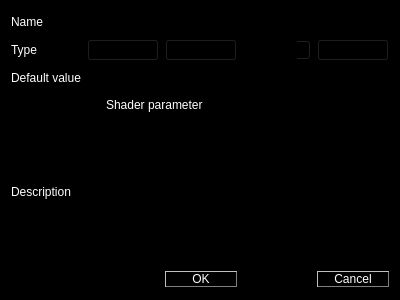
Before: the Qt Designer form src/application-qt4/block_input_output.ui in luisbarrancos/shrimp, drawn with Qt 5.
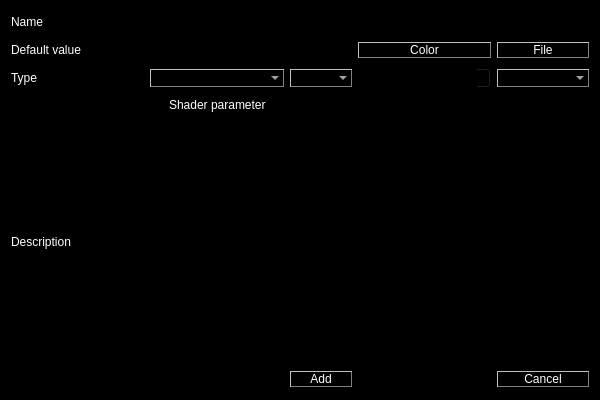
After: the same form once the commit is applied.

Commit message: ENH: implemented more dialogs

The edit to the form file:
```diff
--- a/src/application-qt4/block_input_output.ui
+++ b/src/application-qt4/block_input_output.ui
@@ -6,8 +6,8 @@
    <rect>
     <x>0</x>
     <y>0</y>
-    <width>400</width>
-    <height>300</height>
+    <width>600</width>
+    <height>400</height>
    </rect>
   </property>
   <property name="windowTitle">
@@ -17,7 +17,7 @@
    <string notr="true">background-color: black;</string>
   </property>
   <layout class="QGridLayout" name="gridLayout">
-   <item row="5" column="4">
+   <item row="6" column="4">
     <widget class="QPushButton" name="cancelButton">
      <property name="styleSheet">
       <string notr="true">QPushButton {
@@ -34,7 +34,7 @@
      </property>
     </widget>
    </item>
-   <item row="5" column="3">
+   <item row="6" column="3">
     <spacer name="horizontalSpacer">
      <property name="orientation">
       <enum>Qt::Horizontal</enum>
@@ -47,7 +47,7 @@
      </property>
     </spacer>
    </item>
-   <item row="5" column="1">
+   <item row="6" column="1">
     <spacer name="horizontalSpacer_2">
      <property name="orientation">
       <enum>Qt::Horizontal</enum>
@@ -60,7 +60,7 @@
      </property>
     </spacer>
    </item>
-   <item row="5" column="2">
+   <item row="6" column="2">
     <widget class="QPushButton" name="okButton">
      <property name="styleSheet">
       <string notr="true">QPushButton {
@@ -73,11 +73,11 @@
  }</string>
      </property>
      <property name="text">
-      <string>OK</string>
+      <string>Add</string>
      </property>
     </widget>
    </item>
-   <item row="5" column="0">
+   <item row="6" column="0">
     <spacer name="horizontalSpacer_3">
      <property name="orientation">
       <enum>Qt::Horizontal</enum>
@@ -97,26 +97,80 @@
      </property>
     </widget>
    </item>
-   <item row="1" column="1">
-    <widget class="QComboBox" name="type1ComboBox"/>
+   <item row="2" column="1">
+    <widget class="QComboBox" name="storageTypeComboBox">
+     <property name="toolTip">
+      <string>Input variable storage type</string>
+     </property>
+     <property name="styleSheet">
+      <string notr="true">QComboBox {
+  color: white;
+  background-color: black;
+  border-style: outset;
+  border-width: 1px;
+  border-color: gray;
+  selection-background-color: orange;
+ }
+ QComboBox:editable {
+  color: white;
+  background: orange;
+ }
+</string>
+     </property>
+    </widget>
    </item>
-   <item row="1" column="2">
-    <widget class="QComboBox" name="type2ComboBox"/>
+   <item row="2" column="2">
+    <widget class="QComboBox" name="typeComboBox">
+     <property name="toolTip">
+      <string>Input type</string>
+     </property>
+     <property name="styleSheet">
+      <string notr="true">QComboBox {
+  color: white;
+  background-color: black;
+  border-style: outset;
+  border-width: 1px;
+  border-color: gray;
+  selection-background-color: orange;
+ }
+ QComboBox:editable {
+  color: white;
+  background: orange;
+ }
+</string>
+     </property>
+    </widget>
    </item>
-   <item row="1" column="3">
-    <widget class="QSpinBox" name="arraySizeSpinBox"/>
+   <item row="2" column="3">
+    <widget class="QSpinBox" name="arraySizeSpinBox">
+     <property name="toolTip">
+      <string>Array size</string>
+     </property>
+    </widget>
    </item>
-   <item row="1" column="4">
-    <widget class="QComboBox" name="arrayTypeComboBox"/>
-   </item>
-   <item row="2" column="1" colspan="2">
-    <widget class="QLineEdit" name="defaultValueLineEdit">
+   <item row="2" column="4">
+    <widget class="QComboBox" name="arrayTypeComboBox">
+     <property name="toolTip">
+      <string>Array type</string>
+     </property>
      <property name="styleSheet">
-      <string notr="true">color: white;</string>
+      <string notr="true">QComboBox {
+  color: white;
+  background-color: black;
+  border-style: outset;
+  border-width: 1px;
+  border-color: gray;
+  selection-background-color: orange;
+ }
+ QComboBox:editable {
+  color: white;
+  background: orange;
+ }
+</string>
      </property>
     </widget>
    </item>
-   <item row="3" column="1" colspan="2">
+   <item row="4" column="1" colspan="2">
     <widget class="QCheckBox" name="shaderParameterCheckBox">
      <property name="styleSheet">
       <string notr="true">color: white;</string>
@@ -126,7 +180,7 @@
      </property>
     </widget>
    </item>
-   <item row="4" column="1" colspan="4">
+   <item row="5" column="1" colspan="4">
     <widget class="QPlainTextEdit" name="descriptionTextEdit">
      <property name="styleSheet">
       <string notr="true">color: white;</string>
@@ -143,7 +197,7 @@
      </property>
     </widget>
    </item>
-   <item row="1" column="0">
+   <item row="2" column="0">
     <widget class="QLabel" name="label_2">
      <property name="styleSheet">
       <string notr="true">color: white;</string>
@@ -153,17 +207,7 @@
      </property>
     </widget>
    </item>
-   <item row="2" column="0">
-    <widget class="QLabel" name="label_3">
-     <property name="styleSheet">
-      <string notr="true">color: white;</string>
-     </property>
-     <property name="text">
-      <string>Default value</string>
-     </property>
-    </widget>
-   </item>
-   <item row="4" column="0">
+   <item row="5" column="0">
     <widget class="QLabel" name="label_4">
      <property name="styleSheet">
       <string notr="true">color: white;</string>
@@ -173,6 +217,60 @@
      </property>
     </widget>
    </item>
+   <item row="1" column="1">
+    <widget class="QLineEdit" name="defaultValueLineEdit">
+     <property name="toolTip">
+      <string>Input default value</string>
+     </property>
+     <property name="styleSheet">
+      <string notr="true">color: white;</string>
+     </property>
+    </widget>
+   </item>
+   <item row="1" column="0">
+    <widget class="QLabel" name="defaultValueLabel">
+     <property name="styleSheet">
+      <string notr="true">color: white;</string>
+     </property>
+     <property name="text">
+      <string>Default value</string>
+     </property>
+    </widget>
+   </item>
+   <item row="1" column="3">
+    <widget class="QPushButton" name="colorButton">
+     <property name="styleSheet">
+      <string notr="true">QPushButton {
+  color: white;
+  background-color: black;
+  border-style: outset;
+  border-width: 1px;
+  border-color: gray;
+ min-width: 90px;
+ }</string>
+     </property>
+     <property name="text">
+      <string>Color</string>
+     </property>
+    </widget>
+   </item>
+   <item row="1" column="4">
+    <widget class="QPushButton" name="fileButton">
+     <property name="styleSheet">
+      <string notr="true">QPushButton {
+  color: white;
+  background-color: black;
+  border-style: outset;
+  border-width: 1px;
+  border-color: gray;
+ min-width: 90px;
+ }</string>
+     </property>
+     <property name="text">
+      <string>File</string>
+     </property>
+    </widget>
+   </item>
   </layout>
  </widget>
  <resources/>
```
Left out of the diff: 20 changed lines with no effect on the pictures. The commit also changes 7 other files.
